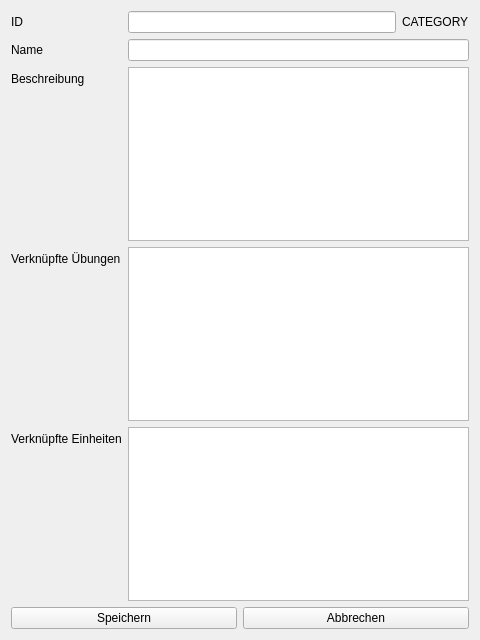
Before: the Qt Designer form app/view/category_widget.ui in UltimateCuB3R/DLMCSPSE01_D, drawn with Qt 5.
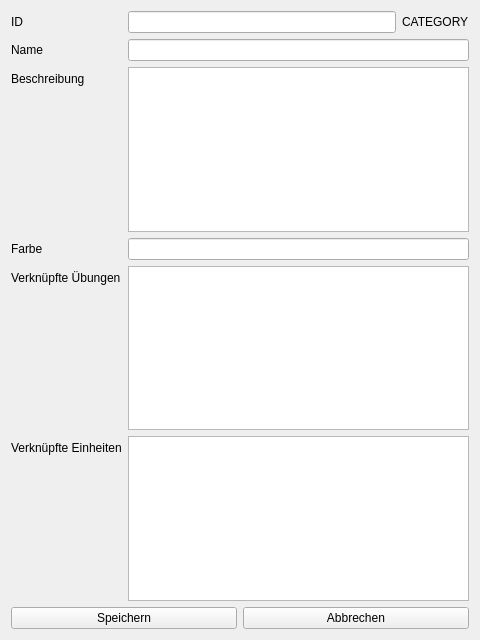
After: the same form once the commit is applied.

Patch:
```diff
--- a/app/view/category_widget.ui
+++ b/app/view/category_widget.ui
@@ -65,26 +65,36 @@
      <item row="2" column="1">
       <widget class="QTextEdit" name="textEdit_description"/>
      </item>
-     <item row="3" column="1">
+     <item row="4" column="1">
       <widget class="QTableView" name="tableView_exercise"/>
      </item>
-     <item row="3" column="0">
+     <item row="4" column="0">
       <widget class="QLabel" name="label_link_exercise">
        <property name="text">
         <string>Verknüpfte Übungen</string>
        </property>
       </widget>
      </item>
-     <item row="4" column="1">
+     <item row="5" column="1">
       <widget class="QTableView" name="tableView_unit"/>
      </item>
-     <item row="4" column="0">
+     <item row="5" column="0">
       <widget class="QLabel" name="label_link_unit">
        <property name="text">
         <string>Verknüpfte Einheiten</string>
        </property>
       </widget>
      </item>
+     <item row="3" column="1">
+      <widget class="QLineEdit" name="lineEdit_color"/>
+     </item>
+     <item row="3" column="0">
+      <widget class="QLabel" name="label_color">
+       <property name="text">
+        <string>Farbe</string>
+       </property>
+      </widget>
+     </item>
     </layout>
    </item>
    <item>
```
